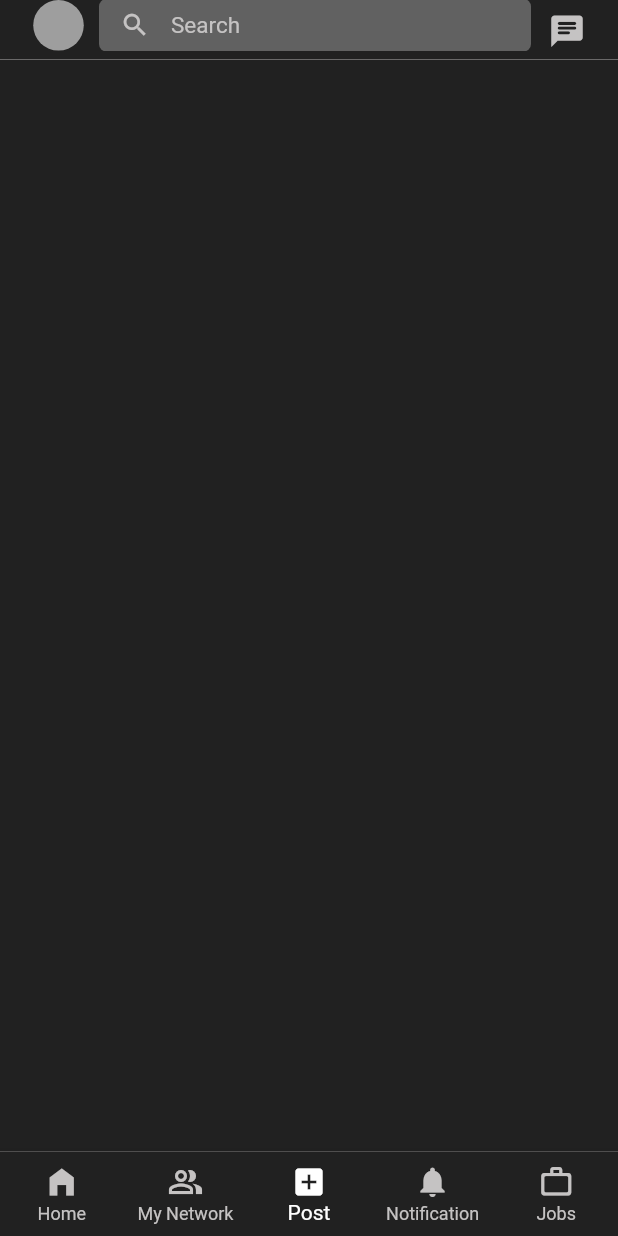
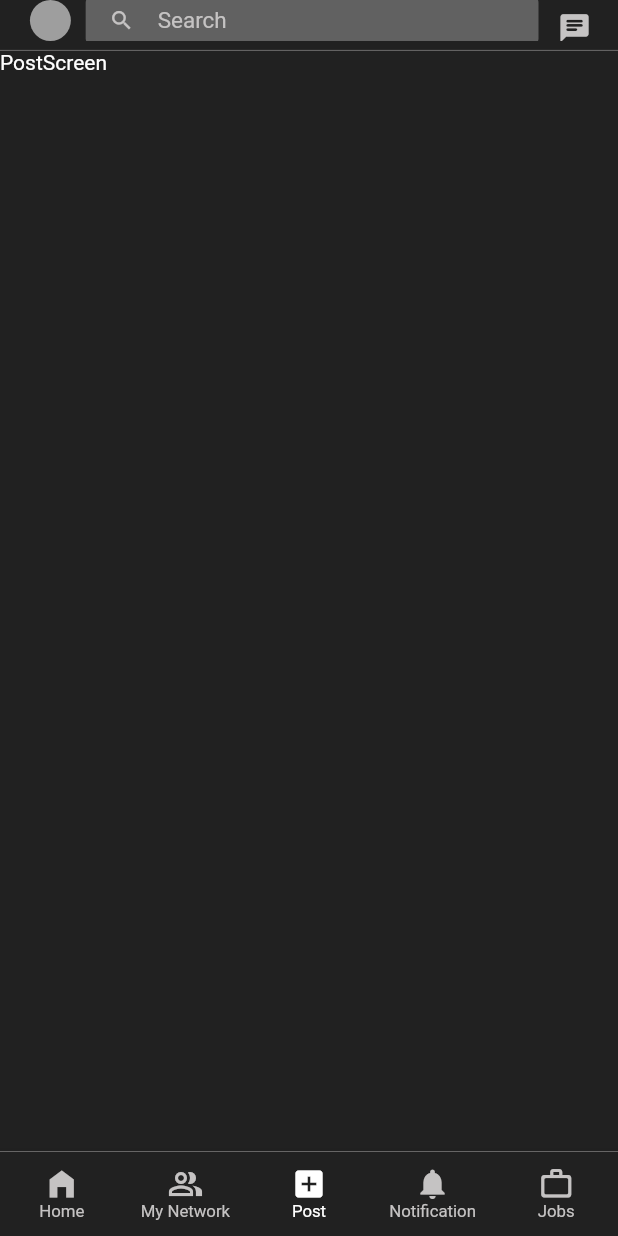
Before and after one commit to bgraa/linkedin_clone_flt, a Flutter app: the screen it shows after launch, item 3 of the bottom bar chosen, on a phone screen of 412 x 824 dp. Run offline on Flutter 3.47's test engine with Material 2 defaults, Android fonts, the phone set to English and light mode, and no system bars.

Commit message:
added navigation

```diff
--- a/lib/components/custom_appbar.dart
+++ b/lib/components/custom_appbar.dart
@@ -2,12 +2,22 @@ import 'package:flutter/material.dart';
 import 'package:flutter/services.dart';
 
 class CustomAppBar extends StatelessWidget implements PreferredSizeWidget {
-  const CustomAppBar({
-    Key? key,
-  }) : super(key: key);
+  final Icon centerIcon;
+  final String hintText;
+  final IconData? firstActionIcon;
+  final IconData secondActionIcon;
+
+  const CustomAppBar(
+      {Key? key,
+      required this.centerIcon,
+      required this.hintText,
+      this.firstActionIcon,
+      required this.secondActionIcon})
+      : super(key: key);
 
   @override
-  Size get preferredSize => const Size.fromHeight(40.0);
+  Size get preferredSize =>
+      const Size.fromHeight(kBottomNavigationBarHeight * 0.6);
 
   @override
   Widget build(BuildContext context) {
@@ -26,29 +36,28 @@ class CustomAppBar extends StatelessWidget implements PreferredSizeWidget {
         elevation: 0,
         systemOverlayStyle: SystemUiOverlayStyle.light,
         leading: const Padding(
-          padding: EdgeInsets.only(left: 22.0),
+          padding: EdgeInsets.only(
+            left: kBottomNavigationBarHeight * 0.2,
+          ),
           child: CircleAvatar(
             backgroundColor: Colors.grey,
           ),
         ),
         title: Padding(
-          padding: const EdgeInsets.only(left: 10.0),
+          padding:
+              const EdgeInsets.only(left: kBottomNavigationBarHeight * 0.02),
           child: Container(
             width: double.infinity,
-            height: 35,
+            height: kBottomNavigationBarHeight * 0.6,
             decoration: BoxDecoration(
                 color: Colors.grey[700],
                 borderRadius: BorderRadius.circular(5)),
-            child: const TextField(
+            child: TextField(
               decoration: InputDecoration(
                   alignLabelWithHint: true,
-                  prefixIcon: Icon(
-                    Icons.search,
-                    color: Color.fromARGB(255, 197, 195, 195),
-                    size: 20.0,
-                  ),
+                  prefixIcon: centerIcon,
                   hintText: 'Search',
-                  hintStyle: TextStyle(
+                  hintStyle: const TextStyle(
                       fontSize: 15.0,
                       color: Color.fromARGB(255, 197, 195, 195)),
                   border: InputBorder.none),
@@ -57,16 +66,28 @@ class CustomAppBar extends StatelessWidget implements PreferredSizeWidget {
         ),
         actions: [
           Padding(
-            padding: const EdgeInsets.only(left: 0.0, right: 10.0),
-            child: IconButton(
-                splashColor: Colors.transparent,
-                highlightColor: Colors.transparent,
-                onPressed: () {},
-                icon: const Icon(
-                  Icons.chat_rounded,
-                  color: Color.fromARGB(255, 197, 195, 195),
-                  size: 25.0,
-                )),
+            padding: const EdgeInsets.only(left: 0.0, right: 5.0, bottom: 20),
+            child: Row(children: [
+              if (firstActionIcon != null)
+                IconButton(
+                    splashColor: Colors.transparent,
+                    highlightColor: Colors.transparent,
+                    onPressed: () {},
+                    icon: Icon(
+                      firstActionIcon,
+                      color: const Color.fromARGB(255, 197, 195, 195),
+                      size: kBottomNavigationBarHeight * 0.4,
+                    )),
+              IconButton(
+                  splashColor: Colors.transparent,
+                  highlightColor: Colors.transparent,
+                  onPressed: () {},
+                  icon: Icon(
+                    secondActionIcon,
+                    color: const Color.fromARGB(255, 197, 195, 195),
+                    size: kBottomNavigationBarHeight * 0.4,
+                  )),
+            ]),
           )
         ]);
   }
--- a/lib/components/custom_bottom_navigation_bar.dart
+++ /dev/null
@@ -1,62 +0,0 @@
-import 'package:flutter/material.dart';
-
-class CustomBottomNavigationBar extends StatefulWidget {
-  const CustomBottomNavigationBar({Key? key}) : super(key: key);
-
-  @override
-  State<CustomBottomNavigationBar> createState() =>
-      _CustomBottomNavigationBarState();
-}
-
-class _CustomBottomNavigationBarState extends State<CustomBottomNavigationBar> {
-  int _selectedIndex = 0;
-
-  void _onItemTapped(int index) {
-    setState(() {
-      _selectedIndex = index;
-    });
-  }
-
-  @override
-  Widget build(BuildContext context) {
-    return Container(
-      decoration: const BoxDecoration(
-          border: Border(
-              top: BorderSide(
-                  width: 0.2, color: Color.fromARGB(255, 197, 195, 195)))),
-      child: BottomNavigationBar(
-        items: const <BottomNavigationBarItem>[
-          BottomNavigationBarItem(
-            icon: Icon(Icons.home_filled),
-            activeIcon: Icon(Icons.home),
-            label: 'Home',
-          ),
-          BottomNavigationBarItem(
-            icon: Icon(Icons.people_alt_outlined),
-            activeIcon: Icon(Icons.people_alt_rounded),
-            label: 'My Network',
-          ),
-          BottomNavigationBarItem(
-            icon: Icon(Icons.add_box),
-            label: 'Post',
-          ),
-          BottomNavigationBarItem(
-            icon: Icon(Icons.notifications),
-            activeIcon: Icon(Icons.notifications_active),
-            label: 'Notification',
-          ),
-          BottomNavigationBarItem(
-            icon: Icon(Icons.work_outline_rounded),
-            activeIcon: Icon(Icons.work),
-            label: 'Jobs',
-          ),
-        ],
-        selectedItemColor: Colors.white,
-        currentIndex: _selectedIndex,
-        onTap: _onItemTapped,
-        unselectedItemColor: const Color.fromARGB(255, 197, 195, 195),
-        type: BottomNavigationBarType.fixed,
-      ),
-    );
-  }
-}
--- a/lib/main.dart
+++ b/lib/main.dart
@@ -1,5 +1,5 @@
 import 'package:flutter/material.dart';
-import 'package:linkedin_clone_flt/pages/home/home_view.dart';
+import 'package:linkedin_clone_flt/pages/nav_page/main_view.dart';
 
 void main() {
   runApp(const MyApp());
@@ -14,7 +14,7 @@ class MyApp extends StatelessWidget {
       debugShowCheckedModeBanner: false,
       title: 'LinkedIn',
       theme: ThemeData(canvasColor: Colors.grey[900]),
-      home: const HomeView(),
+      home: const MainView(),
     );
   }
 }
--- a/lib/pages/home/home_view.dart
+++ /dev/null
@@ -1,19 +0,0 @@
-import 'package:flutter/material.dart';
-import 'package:linkedin_clone_flt/components/custom_bottom_navigation_bar.dart';
-import '../../components/custom_appbar.dart';
-
-class HomeView extends StatefulWidget {
-  const HomeView({Key? key}) : super(key: key);
-
-  @override
-  State<HomeView> createState() => _HomeViewState();
-}
-
-class _HomeViewState extends State<HomeView> {
-  @override
-  Widget build(BuildContext context) {
-    return const Scaffold(
-        appBar: CustomAppBar(),
-        bottomNavigationBar: CustomBottomNavigationBar());
-  }
-}
--- /dev/null
+++ b/lib/pages/home_page/home_view.dart
@@ -0,0 +1,30 @@
+import 'package:flutter/material.dart';
+import '../../components/custom_appbar.dart';
+
+class HomeView extends StatefulWidget {
+  const HomeView({Key? key}) : super(key: key);
+
+  @override
+  State<HomeView> createState() => _HomeViewState();
+}
+
+class _HomeViewState extends State<HomeView> {
+  @override
+  Widget build(BuildContext context) {
+    return const Scaffold(
+      appBar: CustomAppBar(
+        centerIcon: Icon(
+          Icons.search,
+          color: Color.fromARGB(255, 197, 195, 195),
+          size: kBottomNavigationBarHeight * 0.3,
+        ),
+        hintText: 'Search',
+        secondActionIcon: Icons.chat_rounded,
+      ),
+      body: Text(
+        'HomeScreen',
+        style: TextStyle(color: Colors.white),
+      ),
+    );
+  }
+}
--- /dev/null
+++ b/lib/pages/my_network/my_network_view.dart
@@ -0,0 +1,26 @@
+import 'package:flutter/material.dart';
+
+import '../../components/custom_appbar.dart';
+
+class MyNetworkView extends StatelessWidget {
+  const MyNetworkView({Key? key}) : super(key: key);
+
+  @override
+  Widget build(BuildContext context) {
+    return const Scaffold(
+      appBar: CustomAppBar(
+        centerIcon: Icon(
+          Icons.search,
+          color: Color.fromARGB(255, 197, 195, 195),
+          size: kBottomNavigationBarHeight * 0.3,
+        ),
+        hintText: 'Search',
+        secondActionIcon: Icons.chat_rounded,
+      ),
+      body: Text(
+        'MyNetworkScreen',
+        style: TextStyle(color: Colors.white),
+      ),
+    );
+  }
+}
--- /dev/null
+++ b/lib/pages/nav_page/main_view.dart
@@ -0,0 +1,78 @@
+import 'package:flutter/material.dart';
+import 'package:linkedin_clone_flt/pages/my_network/my_network_view.dart';
+import 'package:linkedin_clone_flt/pages/post_page/post_view.dart';
+import '../home_page/home_view.dart';
+import '../notification_page/notification_view.dart';
+
+class MainView extends StatefulWidget {
+  const MainView({Key? key}) : super(key: key);
+
+  @override
+  State<MainView> createState() => _MainViewState();
+}
+
+class _MainViewState extends State<MainView> {
+  int _selectedIndex = 0;
+  List<Widget> pageList = <Widget>[
+    const HomeView(),
+    const MyNetworkView(),
+    const PostView(),
+    const NotificationView()
+  ];
+
+  void _onItemTapped(int index) {
+    setState(() {
+      _selectedIndex = index;
+    });
+  }
+
+  @override
+  Widget build(BuildContext context) {
+    return Scaffold(
+      body: pageList[_selectedIndex],
+      bottomNavigationBar: Container(
+        decoration: const BoxDecoration(
+            border: Border(
+                top: BorderSide(
+                    width: 0.3, color: Color.fromARGB(255, 197, 195, 195)))),
+        child: BottomNavigationBar(
+          items: const <BottomNavigationBarItem>[
+            BottomNavigationBarItem(
+              icon: Icon(Icons.home_filled),
+              activeIcon: Icon(Icons.home),
+              label: 'Home',
+            ),
+            BottomNavigationBarItem(
+              icon: Icon(Icons.people_alt_outlined),
+              activeIcon: Icon(Icons.people_alt_rounded),
+              label: 'My Network',
+            ),
+            BottomNavigationBarItem(
+              icon: Icon(Icons.add_box),
+              label: 'Post',
+            ),
+            BottomNavigationBarItem(
+              icon: Icon(Icons.notifications),
+              activeIcon: Icon(Icons.notifications_active),
+              label: 'Notification',
+            ),
+            BottomNavigationBarItem(
+              icon: Icon(Icons.work_outline_rounded),
+              activeIcon: Icon(Icons.work),
+              label: 'Jobs',
+            ),
+          ],
+          selectedItemColor: Colors.white,
+          selectedLabelStyle:
+              const TextStyle(fontSize: kBottomNavigationBarHeight * 0.2),
+          unselectedLabelStyle:
+              const TextStyle(fontSize: kBottomNavigationBarHeight * 0.2),
+          currentIndex: _selectedIndex,
+          onTap: _onItemTapped,
+          unselectedItemColor: const Color.fromARGB(255, 197, 195, 195),
+          type: BottomNavigationBarType.fixed,
+        ),
+      ),
+    );
+  }
+}
--- /dev/null
+++ b/lib/pages/notification_page/notification_view.dart
@@ -0,0 +1,26 @@
+import 'package:flutter/material.dart';
+
+import '../../components/custom_appbar.dart';
+
+class NotificationView extends StatelessWidget {
+  const NotificationView({Key? key}) : super(key: key);
+
+  @override
+  Widget build(BuildContext context) {
+    return const Scaffold(
+      appBar: CustomAppBar(
+        centerIcon: Icon(
+          Icons.search,
+          color: Color.fromARGB(255, 197, 195, 195),
+          size: kBottomNavigationBarHeight * 0.3,
+        ),
+        hintText: 'Search',
+        secondActionIcon: Icons.chat_rounded,
+      ),
+      body: Text(
+        'NotificationScreen',
+        style: TextStyle(color: Colors.white),
+      ),
+    );
+  }
+}
--- /dev/null
+++ b/lib/pages/post_page/post_view.dart
@@ -0,0 +1,26 @@
+import 'package:flutter/material.dart';
+
+import '../../components/custom_appbar.dart';
+
+class PostView extends StatelessWidget {
+  const PostView({Key? key}) : super(key: key);
+
+  @override
+  Widget build(BuildContext context) {
+    return const Scaffold(
+      appBar: CustomAppBar(
+        centerIcon: Icon(
+          Icons.search,
+          color: Color.fromARGB(255, 197, 195, 195),
+          size: kBottomNavigationBarHeight * 0.3,
+        ),
+        hintText: 'Search',
+        secondActionIcon: Icons.chat_rounded,
+      ),
+      body: Text(
+        'PostScreen',
+        style: TextStyle(color: Colors.white),
+      ),
+    );
+  }
+}
```
